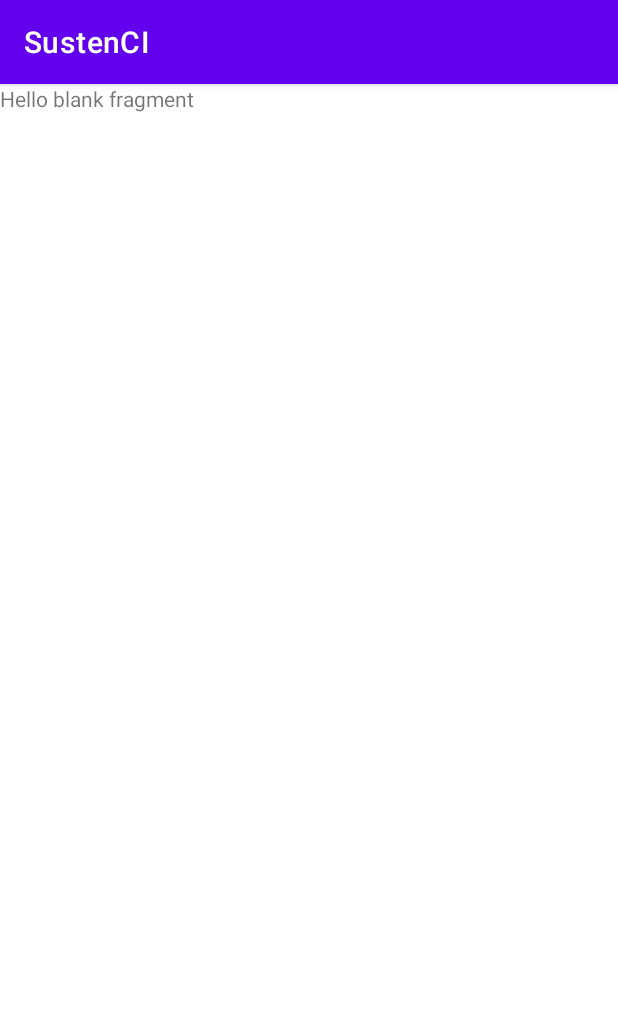
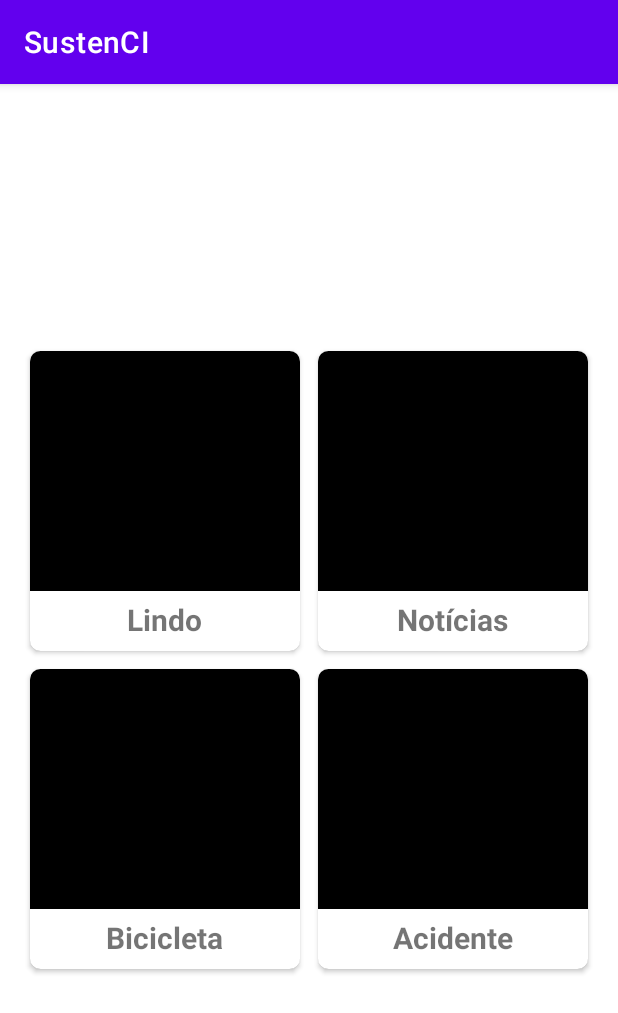
Before and after one commit to RaquelL2005/SustenCI, an Android app: the fragment MelhorarFragment shown on its own in the app's theme, on a phone screen of 412 x 824 dp. Shown: the top 1013 px of the screen. Run offline under Robolectric (Android 15) with nearby library versions, the phone set to English and light mode, and no system bars.

Commit message:
Fazendo a fragment

```diff
--- a/app/src/main/AndroidManifest.xml
+++ b/app/src/main/AndroidManifest.xml
@@ -14,7 +14,7 @@
         <activity
             android:name=".SobreActivity"
             android:theme="@style/temaSemBarra"
-            android:exported="false" />
+            android:exported="true" />
         <activity
             android:name=".MenuActivity"
             android:exported="false" />
@@ -24,11 +24,7 @@
         <activity
             android:name=".MainActivity"
             android:exported="true">
-            <intent-filter>
-                <action android:name="android.intent.action.MAIN" />
 
-                <category android:name="android.intent.category.LAUNCHER" />
-            </intent-filter>
         </activity>
     </application>
 
--- a/app/src/main/res/layout/fragment_dicas.xml
+++ b/app/src/main/res/layout/fragment_dicas.xml
@@ -59,7 +59,7 @@
                 <TextView
                     android:layout_width="wrap_content"
                     android:layout_height="wrap_content"
-                    android:text="Tráfego"
+                    android:text="Notícias"
                     android:textSize="20sp"
                     android:layout_margin="5dp"
                     android:layout_gravity="center_horizontal"
@@ -95,7 +95,7 @@
                 <TextView
                     android:layout_width="wrap_content"
                     android:layout_height="wrap_content"
-                    android:text="População"
+                    android:text="Bicicleta"
                     android:textSize="20sp"
                     android:layout_margin="5dp"
                     android:layout_gravity="center_horizontal"
--- a/app/src/main/res/layout/fragment_melhorar.xml
+++ b/app/src/main/res/layout/fragment_melhorar.xml
@@ -1,14 +1,138 @@
 <?xml version="1.0" encoding="utf-8"?>
-<FrameLayout xmlns:android="http://schemas.android.com/apk/res/android"
+<LinearLayout xmlns:android="http://schemas.android.com/apk/res/android"
     xmlns:tools="http://schemas.android.com/tools"
     android:layout_width="match_parent"
     android:layout_height="match_parent"
-    tools:context=".MelhorarFragment">
+    xmlns:app="http://schemas.android.com/apk/res-auto"
+    tools:context=".DicasFragment"
+    android:orientation="vertical"
+    android:gravity="center_horizontal|center_vertical">
 
-    <!-- TODO: Update blank fragment layout -->
-    <TextView
+    <LinearLayout
         android:layout_width="match_parent"
-        android:layout_height="match_parent"
-        android:text="@string/hello_blank_fragment" />
+        android:layout_height="wrap_content"
+        android:orientation="horizontal"
+        android:gravity="center_horizontal"
+        >
+        <androidx.cardview.widget.CardView
+            android:layout_width="180dp"
+            android:layout_height="200dp"
+            app:cardCornerRadius="7dp"
+            android:layout_margin="6dp">
+            <LinearLayout
+                android:layout_width="match_parent"
+                android:layout_height="wrap_content"
+                android:orientation="vertical">
 
-</FrameLayout>
+                <ImageView
+                    android:layout_width="match_parent"
+                    android:layout_height="160dp"
+                    android:src="#000"/>
+
+                <TextView
+                    android:layout_width="wrap_content"
+                    android:layout_height="wrap_content"
+                    android:text="Lindo"
+                    android:textSize="20sp"
+                    android:layout_margin="5dp"
+                    android:layout_gravity="center_horizontal"
+                    android:textStyle="bold"/>
+            </LinearLayout>
+
+
+        </androidx.cardview.widget.CardView>
+        <androidx.cardview.widget.CardView
+            android:layout_width="180dp"
+            android:layout_height="200dp"
+            app:cardCornerRadius="7dp"
+            android:layout_margin="6dp">
+            <LinearLayout
+                android:layout_width="match_parent"
+                android:layout_height="wrap_content"
+                android:orientation="vertical">
+
+                <ImageView
+                    android:layout_width="match_parent"
+                    android:layout_height="160dp"
+                    android:src="#000"/>
+
+                <TextView
+                    android:layout_width="wrap_content"
+                    android:layout_height="wrap_content"
+                    android:text="Notícias"
+                    android:textSize="20sp"
+                    android:layout_margin="5dp"
+                    android:layout_gravity="center_horizontal"
+                    android:textStyle="bold"/>
+            </LinearLayout>
+
+
+        </androidx.cardview.widget.CardView>
+
+    </LinearLayout>
+
+    <LinearLayout
+        android:layout_width="match_parent"
+        android:layout_height="wrap_content"
+        android:orientation="horizontal"
+        android:gravity="center_horizontal"
+        >
+        <androidx.cardview.widget.CardView
+            android:layout_width="180dp"
+            android:layout_height="200dp"
+            app:cardCornerRadius="7dp"
+            android:layout_margin="6dp">
+            <LinearLayout
+                android:layout_width="match_parent"
+                android:layout_height="wrap_content"
+                android:orientation="vertical">
+
+                <ImageView
+                    android:layout_width="match_parent"
+                    android:layout_height="160dp"
+                    android:src="#000"/>
+
+                <TextView
+                    android:layout_width="wrap_content"
+                    android:layout_height="wrap_content"
+                    android:text="Bicicleta"
+                    android:textSize="20sp"
+                    android:layout_margin="5dp"
+                    android:layout_gravity="center_horizontal"
+                    android:textStyle="bold"/>
+            </LinearLayout>
+
+
+        </androidx.cardview.widget.CardView>
+        <androidx.cardview.widget.CardView
+            android:layout_width="180dp"
+            android:layout_height="200dp"
+            app:cardCornerRadius="7dp"
+            android:layout_margin="6dp">
+            <LinearLayout
+                android:layout_width="match_parent"
+                android:layout_height="wrap_content"
+                android:orientation="vertical">
+
+                <ImageView
+                    android:layout_width="match_parent"
+                    android:layout_height="160dp"
+                    android:src="#000"/>
+
+                <TextView
+                    android:layout_width="wrap_content"
+                    android:layout_height="wrap_content"
+                    android:text="Acidente"
+                    android:textSize="20sp"
+                    android:layout_margin="5dp"
+                    android:layout_gravity="center_horizontal"
+                    android:textStyle="bold"/>
+            </LinearLayout>
+
+
+        </androidx.cardview.widget.CardView>
+
+    </LinearLayout>
+
+
+</LinearLayout>
--- a/app/src/main/res/menu/menu_toolbar.xml
+++ /dev/null
@@ -1,4 +0,0 @@
-<?xml version="1.0" encoding="utf-8"?>
-<menu xmlns:android="http://schemas.android.com/apk/res/android">
-
-</menu>
--- a/app/src/main/res/values/strings.xml
+++ b/app/src/main/res/values/strings.xml
@@ -2,4 +2,5 @@
     <string name="app_name">SustenCI</string>
     <!-- TODO: Remove or change this placeholder text -->
     <string name="hello_blank_fragment">Hello blank fragment</string>
+    <string name="Lista">Lista</string>
 </resources>
```
Also changed, not shown: app/src/main/java/br/com/etecia/sustenci/MenuActivity.java (+38 -0 lines), app/src/main/java/br/com/etecia/sustenci/MyViewPagerAdapter.java (added, +32 -0 lines), app/src/main/res/layout/menu_layout.xml (+11 -19 lines).
